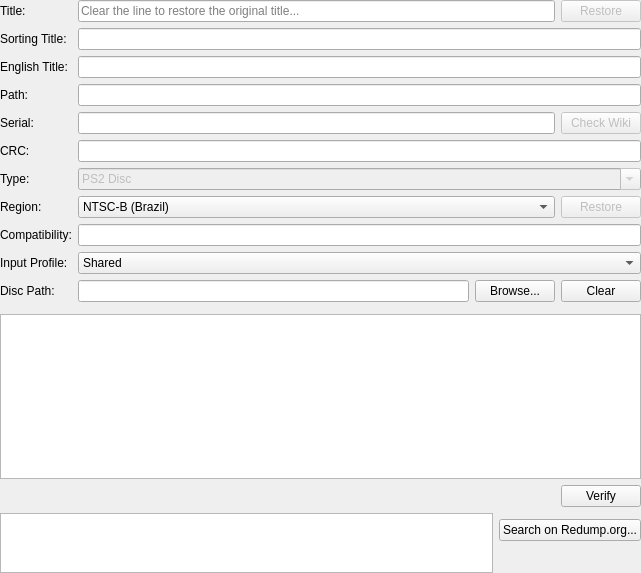
This is pcsx2-qt/Settings/GameSummaryWidget.ui in PCSX2/pcsx2 as Qt 5 draws it before an edit. The edited form follows.
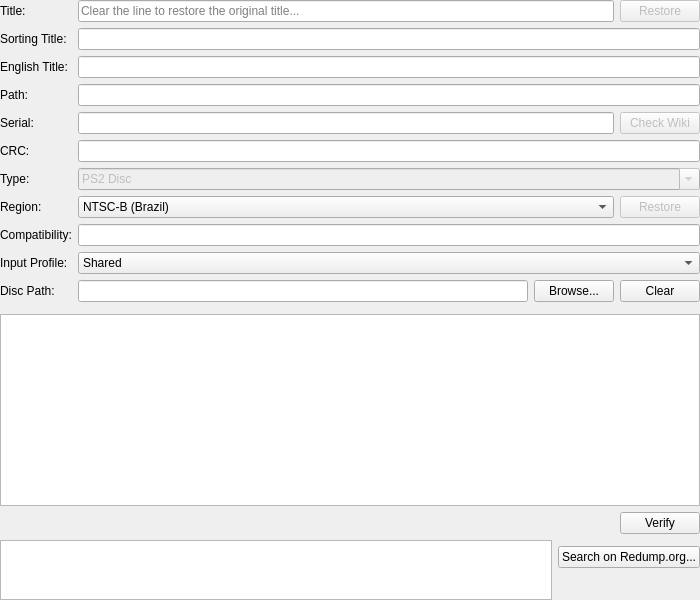
This is the edited form. Icons and pictures are not drawn.

```diff
--- a/pcsx2-qt/Settings/GameSummaryWidget.ui
+++ b/pcsx2-qt/Settings/GameSummaryWidget.ui
@@ -6,8 +6,8 @@
    <rect>
     <x>0</x>
     <y>0</y>
-    <width>641</width>
-    <height>573</height>
+    <width>700</width>
+    <height>600</height>
    </rect>
   </property>
   <layout class="QFormLayout" name="detailsFormLayout">
@@ -438,7 +438,7 @@
      <property name="sizeHint" stdset="0">
       <size>
        <width>20</width>
-       <height>40</height>
+       <height>0</height>
       </size>
      </property>
     </spacer>
@@ -492,7 +492,7 @@
          <property name="sizeHint" stdset="0">
           <size>
            <width>20</width>
-           <height>40</height>
+           <height>0</height>
           </size>
          </property>
         </spacer>
```
Left out of the diff: 10 changed lines with no effect on the pictures.
